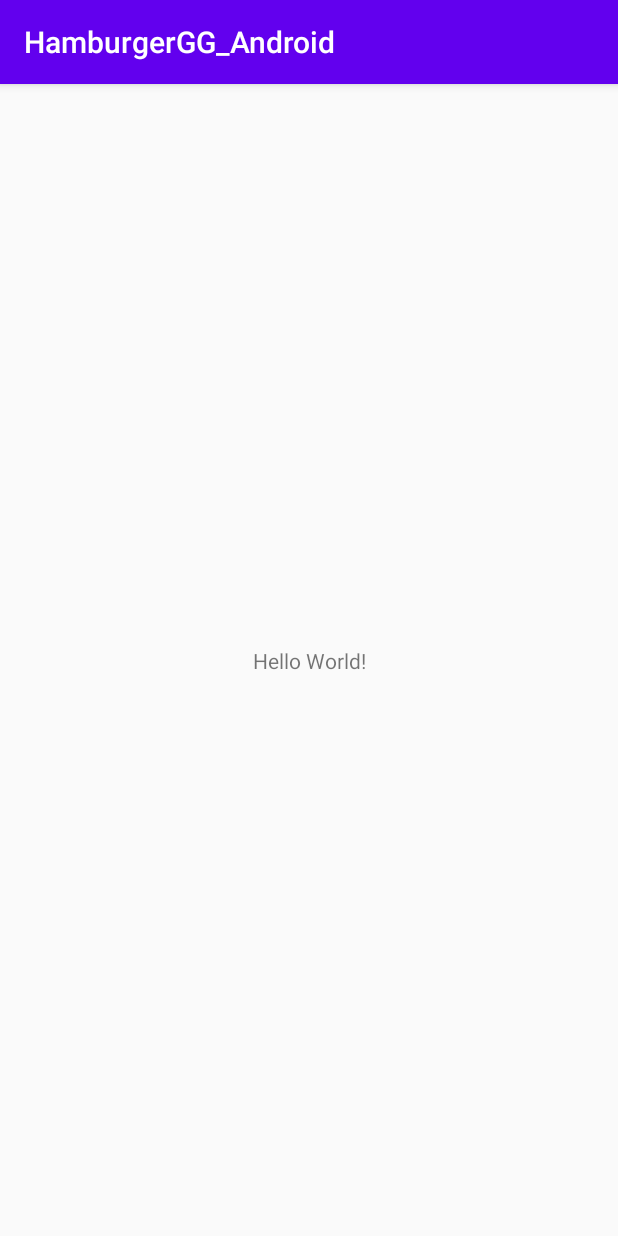
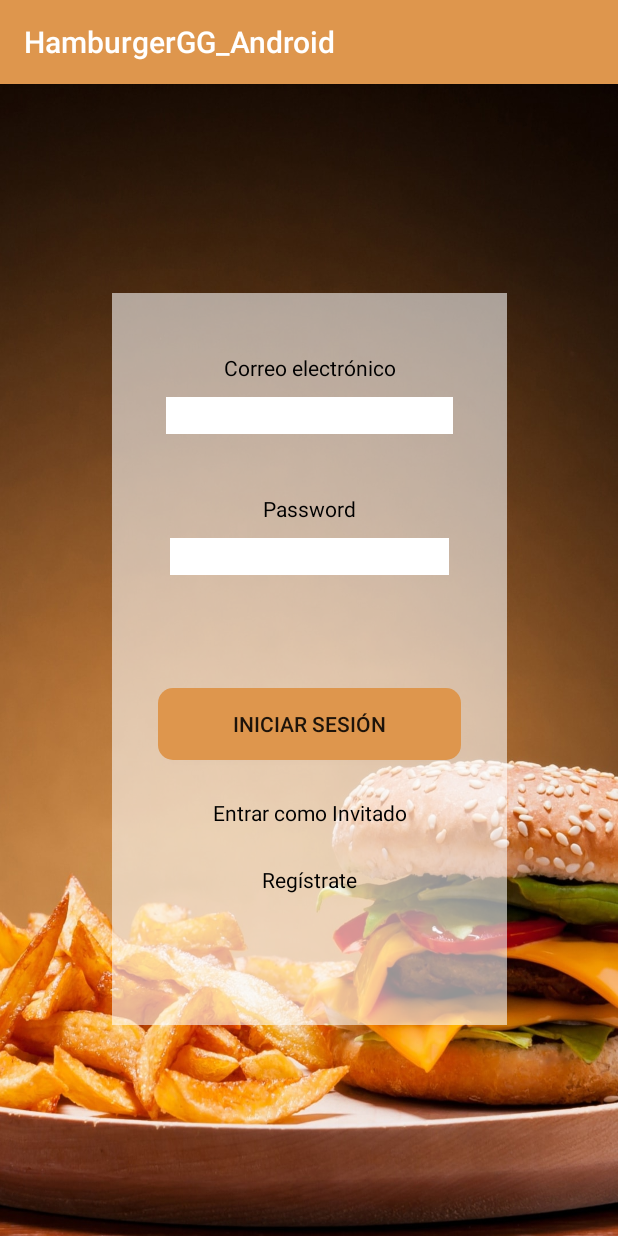
Before and after one commit to davidgg00/PROYECTO_FINAL_DAM, an Android app: the screen it shows after launch (MainActivity), on a phone screen of 412 x 824 dp. Run offline under Robolectric (Android 15) with nearby library versions, the phone set to English and light mode, and no system bars; our stand-ins replace Volley.

Commit message:
Agregamos los activitys de login y creamos los webservice para iniciar sesion

```diff
--- a/ProyectoAndroid/app/build.gradle
+++ b/ProyectoAndroid/app/build.gradle
@@ -24,6 +24,7 @@ android {
 
 dependencies {
     implementation fileTree(dir: "libs", include: ["*.jar"])
+    implementation 'com.android.volley:volley:1.1.1'
     implementation 'androidx.appcompat:appcompat:1.2.0'
     implementation 'androidx.constraintlayout:constraintlayout:2.0.4'
     testImplementation 'junit:junit:4.12'
--- a/ProyectoAndroid/app/src/main/AndroidManifest.xml
+++ b/ProyectoAndroid/app/src/main/AndroidManifest.xml
@@ -1,14 +1,17 @@
 <?xml version="1.0" encoding="utf-8"?>
 <manifest xmlns:android="http://schemas.android.com/apk/res/android"
     package="com.example.hamburgergg_android">
-
+    <uses-permission android:name="android.permission.INTERNET" />
+    <uses-permission android:name="android.permission.ACCESS_NETWORK_STATE" />
     <application
         android:allowBackup="true"
+        android:usesCleartextTraffic="true"
         android:icon="@mipmap/ic_launcher"
         android:label="@string/app_name"
         android:roundIcon="@mipmap/ic_launcher_round"
         android:supportsRtl="true"
         android:theme="@style/AppTheme">
+        <activity android:name=".BienvenidaActivity"></activity>
         <activity android:name=".MainActivity">
             <intent-filter>
                 <action android:name="android.intent.action.MAIN" />
--- /dev/null
+++ b/ProyectoAndroid/app/src/main/java/com/example/hamburgergg_android/Modelo/Conexion.java
@@ -0,0 +1,5 @@
+package com.example.hamburgergg_android.Modelo;
+
+public class Conexion {
+    public static final String URL_WEB_SERVICES ="http://10.0.2.2/WebService/scripts/";
+}
--- /dev/null
+++ b/ProyectoAndroid/app/src/main/res/drawable-v24/botonredondeado.xml
@@ -0,0 +1,7 @@
+<?xml version="1.0" encoding="utf-8"?>
+    <shape xmlns:android="http://schemas.android.com/apk/res/android"
+        android:shape="rectangle" android:padding="10dp">
+        <!-- you can use any color you want I used here gray color-->
+        <solid android:color="@color/colorPrimary"/>
+        <corners android:radius="10dp"/>
+    </shape>
--- a/ProyectoAndroid/app/src/main/res/layout/activity_main.xml
+++ b/ProyectoAndroid/app/src/main/res/layout/activity_main.xml
@@ -2,17 +2,89 @@
 <androidx.constraintlayout.widget.ConstraintLayout xmlns:android="http://schemas.android.com/apk/res/android"
     xmlns:app="http://schemas.android.com/apk/res-auto"
     xmlns:tools="http://schemas.android.com/tools"
+    android:background="@drawable/background_image"
     android:layout_width="match_parent"
     android:layout_height="match_parent"
     tools:context=".MainActivity">
 
-    <TextView
-        android:layout_width="wrap_content"
-        android:layout_height="wrap_content"
-        android:text="Hello World!"
+    <LinearLayout
+        android:layout_width="263dp"
+        android:layout_height="488dp"
+        android:layout_weight="2"
+        android:background="#94FFFFFF"
+        android:orientation="vertical"
         app:layout_constraintBottom_toBottomOf="parent"
-        app:layout_constraintLeft_toLeftOf="parent"
-        app:layout_constraintRight_toRightOf="parent"
-        app:layout_constraintTop_toTopOf="parent" />
+        app:layout_constraintEnd_toEndOf="parent"
+        app:layout_constraintStart_toStartOf="parent"
+        app:layout_constraintTop_toTopOf="parent"
+        app:layout_constraintVertical_bias="0.497">
+
+        <TextView
+            android:id="@+id/labelCorreo"
+            android:layout_width="match_parent"
+            android:layout_height="wrap_content"
+            android:layout_marginTop="40dp"
+            android:gravity="center"
+            android:text="Correo electrónico"
+            android:textColor="#000000" />
+
+        <EditText
+            android:id="@+id/etCorreo"
+            android:layout_width="191dp"
+            android:layout_height="wrap_content"
+            android:layout_gravity="center"
+            android:layout_marginTop="10dp"
+            android:background="#FFFFFF"
+            android:ems="10"
+            android:inputType="textEmailAddress" />
+
+        <TextView
+            android:id="@+id/labelClave"
+            android:layout_width="match_parent"
+            android:layout_height="wrap_content"
+            android:layout_marginTop="40dp"
+            android:gravity="center"
+            android:text="Password"
+            android:textColor="#000000" />
+
+        <EditText
+            android:id="@+id/etPassword"
+            android:layout_width="186dp"
+            android:layout_height="wrap_content"
+            android:layout_gravity="center"
+            android:layout_marginTop="10dp"
+            android:background="#FFFFFF"
+            android:ems="10"
+            android:inputType="textPassword" />
+
+        <Button
+            android:id="@+id/button"
+            android:layout_width="202dp"
+            android:layout_height="wrap_content"
+            android:layout_gravity="center"
+            android:layout_marginTop="75dp"
+            android:background="@drawable/botonredondeado"
+            android:onClick="iniciarSesion"
+            android:text="Iniciar Sesión" />
+
+        <TextView
+            android:id="@+id/labelEntrarInvitado"
+            android:layout_width="match_parent"
+            android:layout_height="wrap_content"
+            android:layout_marginTop="25dp"
+            android:gravity="center"
+            android:onClick="iniciarSesionInvitado"
+            android:text="Entrar como Invitado"
+            android:textColor="#000000" />
+
+        <TextView
+            android:id="@+id/labelRegistro"
+            android:layout_width="match_parent"
+            android:layout_height="wrap_content"
+            android:layout_marginTop="25dp"
+            android:gravity="center"
+            android:text="Regístrate"
+            android:textColor="#000000" />
+    </LinearLayout>
 
 </androidx.constraintlayout.widget.ConstraintLayout>
--- a/ProyectoAndroid/app/src/main/res/values/colors.xml
+++ b/ProyectoAndroid/app/src/main/res/values/colors.xml
@@ -1,6 +1,6 @@
 <?xml version="1.0" encoding="utf-8"?>
 <resources>
-    <color name="colorPrimary">#6200EE</color>
+    <color name="colorPrimary">#DE964D</color>
     <color name="colorPrimaryDark">#3700B3</color>
     <color name="colorAccent">#03DAC5</color>
 </resources>
```
Also changed, not shown: ProyectoAndroid/app/src/main/java/com/example/hamburgergg_android/BienvenidaActivity.java (added, +28 -0 lines), ProyectoAndroid/app/src/main/java/com/example/hamburgergg_android/MainActivity.java (+77 -0 lines), ProyectoAndroid/app/src/main/res/layout/activity_bienvenida.xml (added, +74 -0 lines), ProyectoAndroid/app/src/main/res/drawable-v24/background_image.jpg (added), 9 other files.
